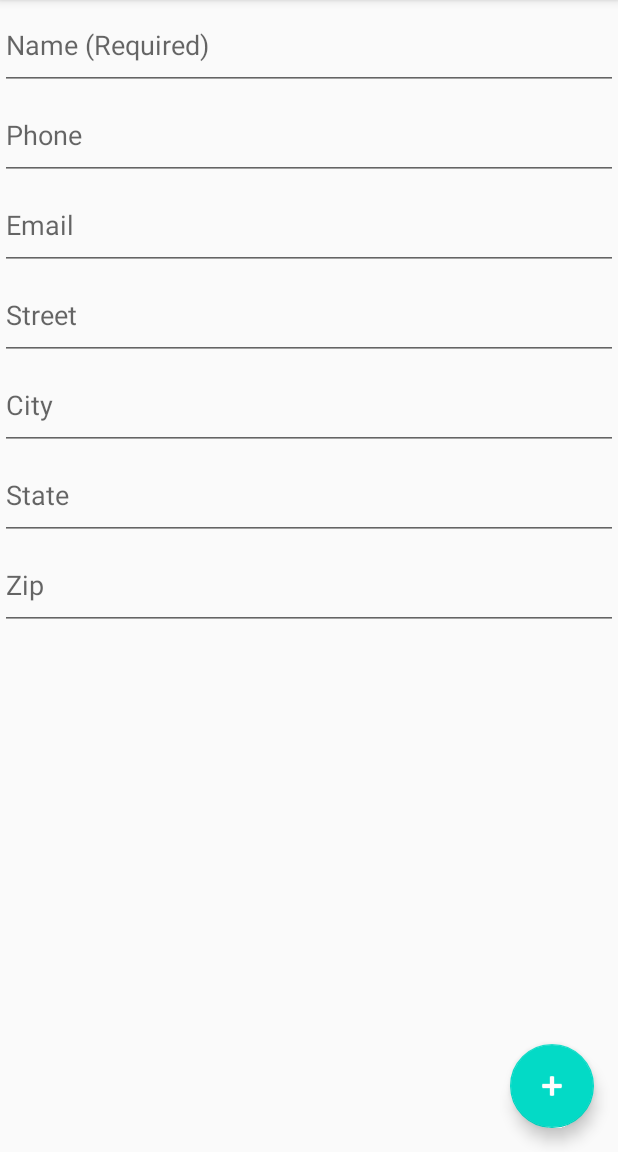
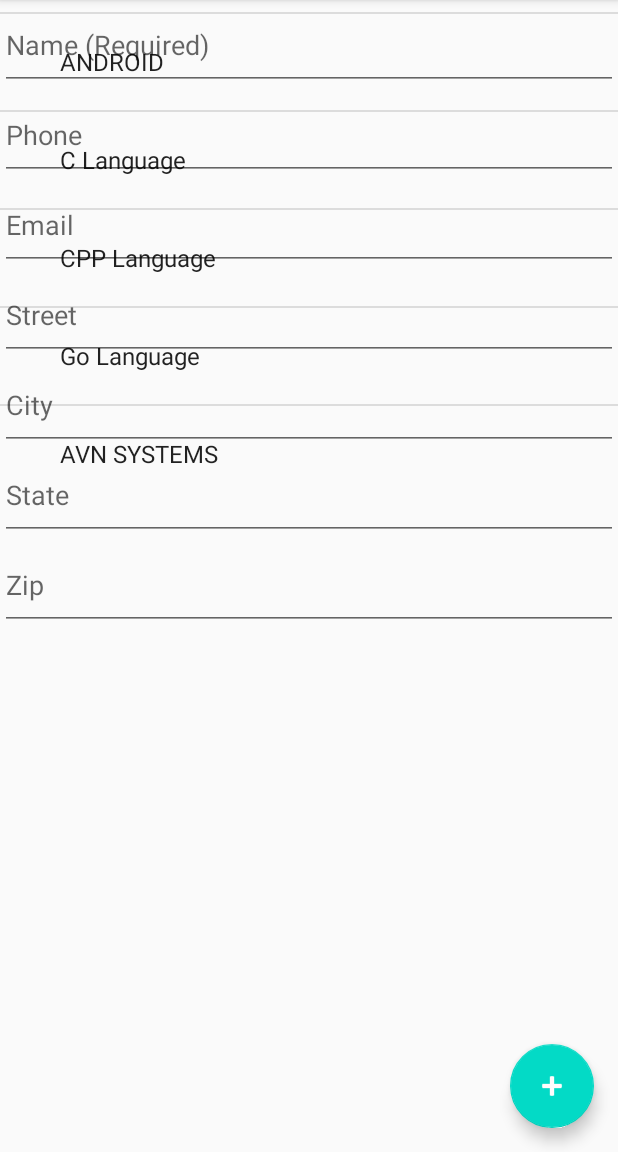
Before and after one commit to sasha007k/AddressBook, an Android app: the SecondFragment screen opened through its navigation route, on a phone screen of 412 x 824 dp, the part 84-1236 px from its top. Run offline under Robolectric (Android 15) with nearby library versions, the phone set to English and light mode, and no system bars.

Commit message:
added list view

```diff
--- a/app/src/main/java/com/example/addressbook/FirstFragment.java
+++ b/app/src/main/java/com/example/addressbook/FirstFragment.java
@@ -4,31 +4,33 @@ import android.os.Bundle;
 import android.view.LayoutInflater;
 import android.view.View;
 import android.view.ViewGroup;
+import android.widget.ArrayAdapter;
+import android.widget.ListView;
 
 import androidx.annotation.NonNull;
 import androidx.fragment.app.Fragment;
 import androidx.navigation.fragment.NavHostFragment;
+
+import java.util.ArrayList;
 
 public class FirstFragment extends Fragment {
 
     @Override
     public View onCreateView(
             LayoutInflater inflater, ViewGroup container,
-            Bundle savedInstanceState
-    ) {
-        // Inflate the layout for this fragment
+            Bundle savedInstanceState) {
         return inflater.inflate(R.layout.fragment_first, container, false);
     }
 
     public void onViewCreated(@NonNull View view, Bundle savedInstanceState) {
         super.onViewCreated(view, savedInstanceState);
 
-        view.findViewById(R.id.button_first).setOnClickListener(new View.OnClickListener() {
-            @Override
-            public void onClick(View view) {
-                NavHostFragment.findNavController(FirstFragment.this)
-                        .navigate(R.id.action_FirstFragment_to_SecondFragment);
-            }
-        });
+//        view.findViewById(R.id.button_first).setOnClickListener(new View.OnClickListener() {
+//            @Override
+//            public void onClick(View view) {
+//                NavHostFragment.findNavController(FirstFragment.this)
+//                        .navigate(R.id.action_FirstFragment_to_SecondFragment);
+//            }
+//        });
     }
 }
--- a/app/src/main/java/com/example/addressbook/MainActivity.java
+++ b/app/src/main/java/com/example/addressbook/MainActivity.java
@@ -3,19 +3,22 @@ package com.example.addressbook;
 import android.database.Cursor;
 import android.os.Bundle;
 import com.google.android.material.floatingactionbutton.FloatingActionButton;
-import com.google.android.material.snackbar.Snackbar;
 
 import androidx.appcompat.app.AlertDialog;
 import androidx.appcompat.app.AppCompatActivity;
 import androidx.appcompat.widget.Toolbar;
-import androidx.navigation.NavController;
-import androidx.navigation.fragment.NavHostFragment;
+import androidx.navigation.Navigation;
 
 import android.view.View;
 import android.view.Menu;
 import android.view.MenuItem;
+import android.widget.AdapterView;
+import android.widget.ArrayAdapter;
 import android.widget.Button;
+import android.widget.ListView;
 import android.widget.Toast;
+
+import java.util.ArrayList;
 
 public class MainActivity extends AppCompatActivity {
 
@@ -25,23 +28,40 @@ public class MainActivity extends AppCompatActivity {
 
     @Override
     protected void onCreate(Bundle savedInstanceState) {
+
         super.onCreate(savedInstanceState);
         setContentView(R.layout.activity_main);
         Toolbar toolbar = findViewById(R.id.toolbar);
         setSupportActionBar(toolbar);
 
-        FloatingActionButton fab = findViewById(R.id.fab);
+        // ListView
+        final ListView list = findViewById(R.id.list);
+        ArrayList<String> arrayList = new ArrayList<>();
+        arrayList.add("JAVA");
+        arrayList.add("ANDROID");
+        arrayList.add("C Language");
+        arrayList.add("CPP Language");
+        arrayList.add("Go Language");
+        arrayList.add("AVN SYSTEMS");
+        ArrayAdapter<String> arrayAdapter = new ArrayAdapter<String>(this, android.R.layout.simple_expandable_list_item_1, arrayList);
+        list.setAdapter(arrayAdapter);
+
+        list.setOnItemClickListener(new AdapterView.OnItemClickListener() {
+            @Override
+            public void onItemClick(AdapterView<?> parent, View view, int position, long id) {
+//                String clickedItem=(String) list.getItemAtPosition(position);
+//                Toast.makeText(MainActivity.this,clickedItem,Toast.LENGTH_LONG).show();
+            }
+        });
+
+
+        // Add FAB
+
+        final FloatingActionButton fab = findViewById(R.id.add_button);
 
         fab.setOnClickListener(new View.OnClickListener() {
-            @Override
-            public void onClick(View view) {
-                view.findViewById(R.id.button_first).setOnClickListener(new View.OnClickListener() {
-                    @Override
-                    public void onClick(View view) {
-                        NavHostFragment.findNavController(null)
-                                .navigate(R.id.action_FirstFragment_to_SecondFragment);
-                    }
-                });
+            public void onClick(View v) {
+                Navigation.findNavController(v).navigate(R.id.action_FirstFragment_to_SecondFragment);
             }
         });
 
@@ -50,8 +70,8 @@ public class MainActivity extends AppCompatActivity {
 
         myDb = new AdressBookDb(this);
 
-        AddData();
-        viewAll();
+        //AddData();
+        //viewAll();
     }
 
     public  void AddData() {
--- a/app/src/main/res/layout/activity_main.xml
+++ b/app/src/main/res/layout/activity_main.xml
@@ -5,6 +5,16 @@
     android:layout_width="match_parent"
     android:layout_height="match_parent"
     tools:context=".MainActivity">
+
+    <LinearLayout
+        android:layout_width = "match_parent"
+        android:layout_height = "match_parent"
+        android:orientation = "vertical">
+        <ListView
+            android:id = "@+id/list"
+            android:layout_width = "wrap_content"
+            android:layout_height = "wrap_content"/>
+    </LinearLayout>
 
     <com.google.android.material.appbar.AppBarLayout
         android:layout_width="match_parent"
@@ -27,7 +37,7 @@
         app:layout_anchorGravity="center" />
 
     <com.google.android.material.floatingactionbutton.FloatingActionButton
-        android:id="@+id/fab"
+        android:id="@+id/add_button"
         android:layout_width="wrap_content"
         android:layout_height="wrap_content"
         android:layout_gravity="bottom|end"
--- a/app/src/main/res/layout/fragment_first.xml
+++ b/app/src/main/res/layout/fragment_first.xml
@@ -1,31 +1,9 @@
 <?xml version="1.0" encoding="utf-8"?>
 <androidx.constraintlayout.widget.ConstraintLayout
     xmlns:android="http://schemas.android.com/apk/res/android"
-    xmlns:app="http://schemas.android.com/apk/res-auto"
     xmlns:tools="http://schemas.android.com/tools"
     android:layout_width="match_parent"
     android:layout_height="match_parent"
     tools:context=".FirstFragment">
 
-    <TextView
-        android:id="@+id/textview_first"
-        android:layout_width="wrap_content"
-        android:layout_height="wrap_content"
-        android:text="@string/hello_first_fragment"
-        app:layout_constraintTop_toTopOf="parent"
-        app:layout_constraintStart_toStartOf="parent"
-        app:layout_constraintEnd_toEndOf="parent"
-        app:layout_constraintBottom_toTopOf="@id/button_first"
-        />
-
-    <Button
-        android:id="@+id/button_first"
-        android:layout_width="wrap_content"
-        android:layout_height="wrap_content"
-        android:text="@string/next"
-        app:layout_constraintTop_toBottomOf="@id/textview_first"
-        app:layout_constraintStart_toStartOf="parent"
-        app:layout_constraintEnd_toEndOf="parent"
-        app:layout_constraintBottom_toBottomOf="parent"
-        />
 </androidx.constraintlayout.widget.ConstraintLayout>
--- a/app/src/main/res/layout/fragment_second.xml
+++ b/app/src/main/res/layout/fragment_second.xml
@@ -7,9 +7,14 @@
     tools:context=".SecondFragment">
 
     <LinearLayout
-        android:layout_width="match_parent"
-        android:layout_height="match_parent"
-        android:orientation="vertical">
+        android:id="@+id/linearLayout"
+        android:layout_width="0dp"
+        android:layout_height="0dp"
+        android:orientation="vertical"
+        app:layout_constraintBottom_toBottomOf="parent"
+        app:layout_constraintEnd_toEndOf="parent"
+        app:layout_constraintStart_toStartOf="parent"
+        app:layout_constraintTop_toTopOf="parent">
 
         <EditText
             android:id="@+id/name"
@@ -24,48 +29,48 @@
             android:layout_width="match_parent"
             android:layout_height="60dp"
             android:ems="10"
-            android:inputType="phone"
-            android:hint="Phone"/>
+            android:hint="Phone"
+            android:inputType="phone" />
 
         <EditText
             android:id="@+id/email"
             android:layout_width="match_parent"
             android:layout_height="60dp"
             android:ems="10"
-            android:inputType="textEmailAddress"
-            android:hint="Email"/>
+            android:hint="Email"
+            android:inputType="textEmailAddress" />
 
         <EditText
             android:id="@+id/street"
             android:layout_width="match_parent"
             android:layout_height="60dp"
             android:ems="10"
-            android:inputType="textPersonName"
-            android:hint="Street"/>
+            android:hint="Street"
+            android:inputType="textPersonName" />
 
         <EditText
             android:id="@+id/city"
             android:layout_width="match_parent"
             android:layout_height="60dp"
             android:ems="10"
-            android:inputType="textPersonName"
-            android:hint="City"/>
+            android:hint="City"
+            android:inputType="textPersonName" />
 
         <EditText
             android:id="@+id/state"
             android:layout_width="match_parent"
             android:layout_height="60dp"
             android:ems="10"
-            android:inputType="textPersonName"
-            android:hint="State"/>
+            android:hint="State"
+            android:inputType="textPersonName" />
 
         <EditText
             android:id="@+id/zip"
             android:layout_width="match_parent"
             android:layout_height="60dp"
             android:ems="10"
-            android:inputType="number"
-            android:hint="Zip"/>
+            android:hint="Zip"
+            android:inputType="number" />
 
     </LinearLayout>
 </androidx.constraintlayout.widget.ConstraintLayout>
```
